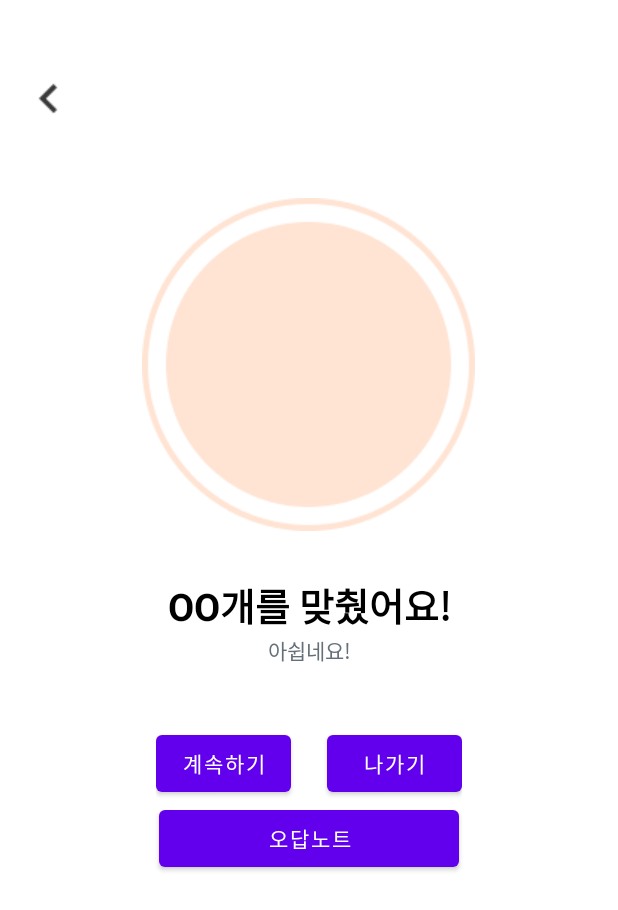
After one commit to Voming/maeumcatcher, an Android app: the layout guessname_lose.xml on its own in the app's theme, with its tools: preview values and no code run, on a phone screen of 412 x 824 dp. The commit adds this screen. Shown: the top 910 px of the screen. Run offline under Robolectric (Android 15) with nearby library versions, the phone set to English and light mode, and no system bars.

Commit message:
수정중

```diff
--- a/app/src/main/java/com/example/maumcatcher/EmotionSubFragment.java
+++ b/app/src/main/java/com/example/maumcatcher/EmotionSubFragment.java
@@ -39,7 +39,7 @@ public class EmotionSubFragment extends Fragment {
         btn2.setOnClickListener(new View.OnClickListener() {
             @Override
             public void onClick(View view) {
-                Intent intent = new Intent(getActivity(),EmotionGalleryActivity.class); //fragment라서 activity intent와는 다른 방식
+                Intent intent = new Intent(getActivity(),EmotionSubFragment.class); //fragment라서 activity intent와는 다른 방식
                 intent.addFlags(Intent.FLAG_ACTIVITY_NO_ANIMATION);
                 startActivity(intent);
             }
--- a/app/src/main/java/com/example/maumcatcher/GuessDB.java
+++ b/app/src/main/java/com/example/maumcatcher/GuessDB.java
@@ -26,12 +26,12 @@ public class GuessDB extends SQLiteOpenHelper {
 
     public GuessDB(Context context){
         super(context, DB_NAME, null, DB_VERSION);
-        DB_PATH = "/data/data/com.example.maumcatcher/databases/" + context.getPackageName() + "varietyEmotion.db";
+        DB_PATH = "/data/data/" + context.getPackageName() + "varietyEmotion.db";
     }
 
     @Override
     public void onCreate(SQLiteDatabase db) {
-        dbase = db;
+        this.dbase = db;
 
     }
 
--- a/app/src/main/res/layout/activity_analyze_emotion.xml
+++ b/app/src/main/res/layout/activity_analyze_emotion.xml
@@ -6,7 +6,7 @@
     android:layout_height="match_parent"
     android:orientation="vertical"
     android:layout_gravity="center"
-    android:background="@drawable/faceback"
+
     tools:context=".AnalyzeEmotionActivity">
 
     <ImageView
--- /dev/null
+++ b/app/src/main/res/layout/guessname_lose.xml
@@ -0,0 +1,86 @@
+<?xml version="1.0" encoding="utf-8"?>
+<androidx.constraintlayout.widget.ConstraintLayout xmlns:android="http://schemas.android.com/apk/res/android"
+    android:layout_width="match_parent"
+    android:layout_height="match_parent">
+
+    <LinearLayout
+        android:layout_width="match_parent"
+        android:layout_height="match_parent"
+        android:orientation="vertical">
+
+        <ImageView
+            android:id="@+id/leftIMG"
+            android:layout_width="wrap_content"
+            android:layout_height="wrap_content"
+            android:layout_marginTop="50dp"
+            android:layout_marginLeft="16dp"
+            android:src="@drawable/left_arrow_image" />
+
+        <ImageView
+            android:id="@+id/circle_image"
+            android:layout_width="wrap_content"
+            android:layout_height="wrap_content"
+            android:layout_gravity="center"
+            android:layout_marginTop="50dp"
+            android:src="@drawable/circle_image" />
+
+        <TextView
+            android:id="@+id/scoreTXT"
+            android:layout_width="match_parent"
+            android:layout_height="wrap_content"
+            android:layout_marginTop="30dp"
+            android:text="OO개를 맞췄어요!"
+            android:textAlignment="center"
+            android:textColor="@color/black"
+            android:textSize="25dp"
+            android:textStyle="bold" />
+
+        <TextView
+            android:id="@+id/explainTXT"
+            android:layout_width="match_parent"
+            android:layout_height="wrap_content"
+            android:text="아쉽네요!"
+            android:textAlignment="center"
+            android:textColor="#656F77"
+            android:textSize="14dp" />
+
+        <LinearLayout
+            android:layout_width="wrap_content"
+            android:layout_height="wrap_content"
+            android:orientation="horizontal"
+            android:layout_marginTop="40dp"
+            android:layout_gravity="center" >
+
+            <Button
+                android:id="@+id/nextBTN"
+                android:layout_width="90dp"
+                android:layout_height="50dp"
+                android:text="계속하기"
+                android:textSize="14sp"
+                android:layout_gravity="center"
+                android:onClick="NewButton"> </Button>
+
+            <Button
+                android:id="@+id/endBTN"
+                android:layout_width="90dp"
+                android:layout_height="50dp"
+                android:text="나가기"
+                android:textSize="14sp"
+                android:layout_marginLeft="24dp"
+                android:layout_gravity="center"
+                android:onClick="EndButton"> </Button>
+
+        </LinearLayout>
+
+        <Button
+            android:id="@+id/checkBT"
+            android:layout_width="200dp"
+            android:layout_height="50dp"
+            android:layout_gravity="center"
+            android:onClick="checkAnswer"
+            android:text="오답노트"
+            android:textSize="14sp"></Button>
+
+    </LinearLayout>
+
+</androidx.constraintlayout.widget.ConstraintLayout>
```
Also changed, not shown: app/src/main/AndroidManifest.xml (+23 -1 lines), app/src/main/java/com/example/maumcatcher/GuessActivity.java (+41 -19 lines).
